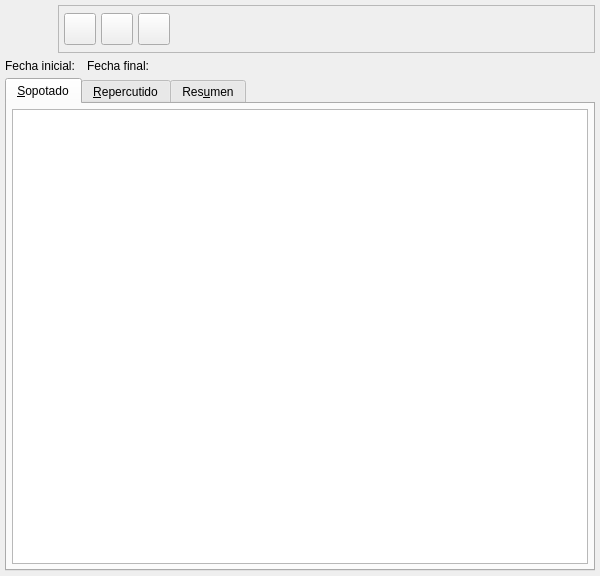
The window that bulmages/bulmacont/plugins/pluginbc_registroiva/listregistroivabase.ui (eboladev/Bulmages-1) describes before a commit, drawn with Qt 5.
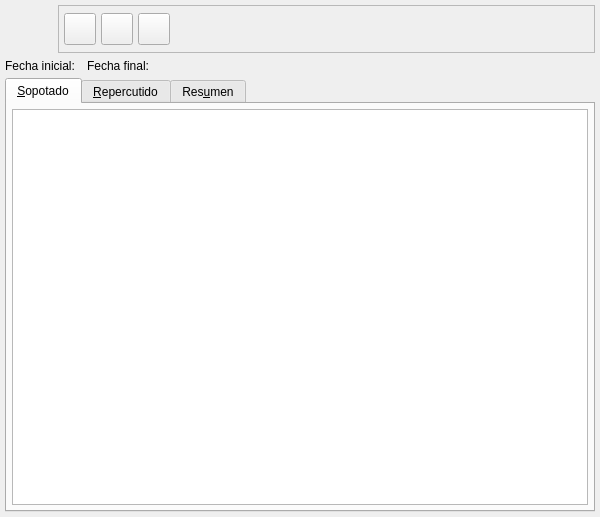
The same window after the commit. Icons and pictures are not drawn. Custom widgets are drawn as their Qt base class.

Patch:
```diff
--- a/bulmages/bulmacont/plugins/pluginbc_registroiva/listregistroivabase.ui
+++ b/bulmages/bulmacont/plugins/pluginbc_registroiva/listregistroivabase.ui
@@ -7,7 +7,7 @@
     <x>0</x>
     <y>0</y>
     <width>600</width>
-    <height>576</height>
+    <height>517</height>
    </rect>
   </property>
   <property name="windowTitle">
```
Left out of the diff: 6 changed lines with no effect on the pictures.
